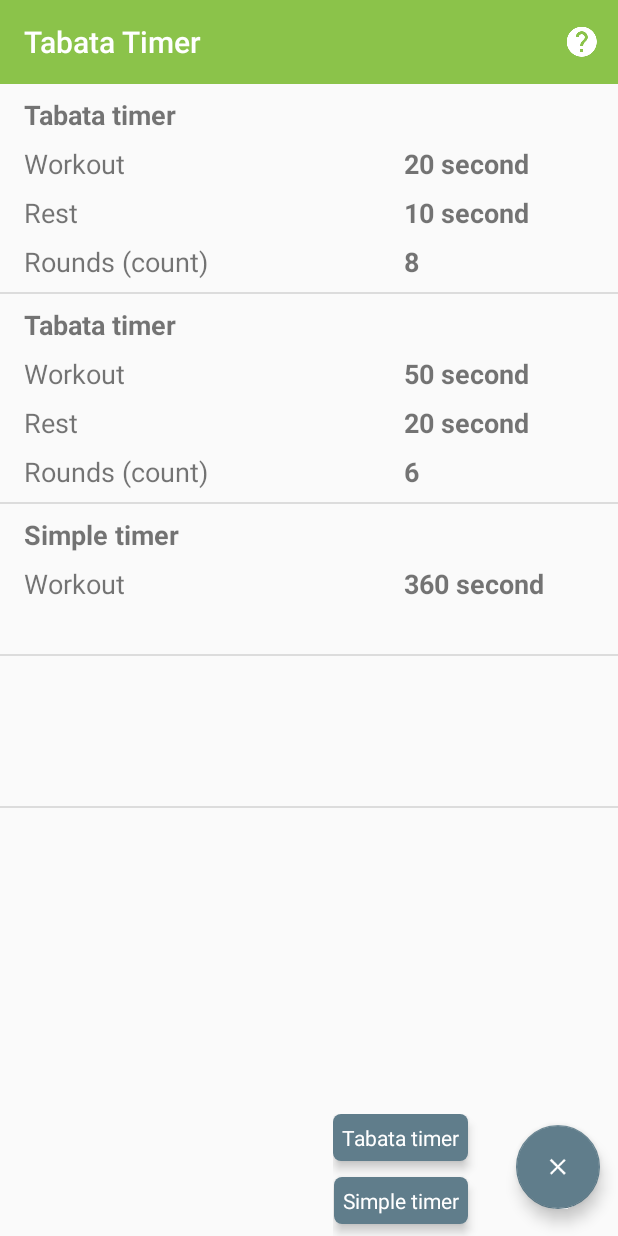
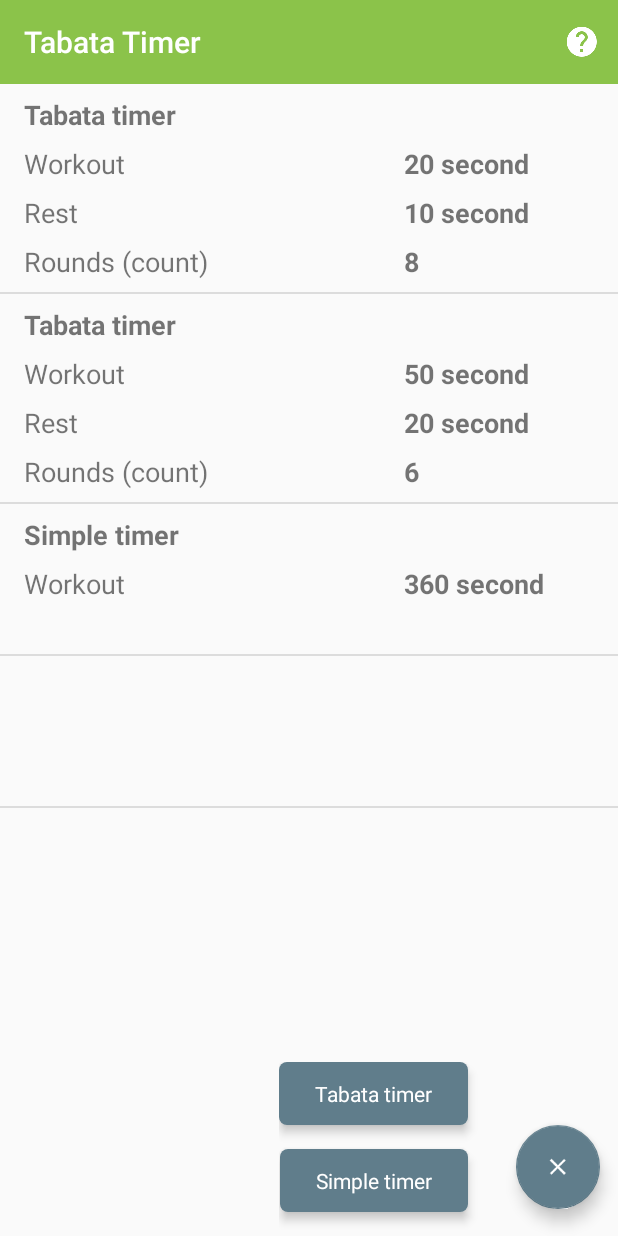
Before and after one commit to LittleBrains/TabataTimer, an Android app: the screen it shows after launch (MainActivity), after a tap on an icon or button, on a phone screen of 412 x 824 dp. Run offline under Robolectric (Android 15) with nearby library versions, the phone set to English and light mode, and no system bars; libraries missing offline, so code that uses them is left out: com.crashlytics.android, io.fabric.sdk, trikita.log; 1 statement that could not run was skipped.

Commit message:
изменен размер кнопок

```diff
--- a/app/build.gradle
+++ b/app/build.gradle
@@ -24,8 +24,8 @@ android {
         applicationId "ru.littlebrains.tabatatimer"
         minSdkVersion 14
         targetSdkVersion 25
-        versionCode 121
-        versionName "1.2.1"
+        versionCode 122
+        versionName "1.2.2"
     }
     buildTypes {
         release {
--- a/app/src/main/res/layout/fragment_main.xml
+++ b/app/src/main/res/layout/fragment_main.xml
@@ -18,38 +18,44 @@
         android:src="@drawable/ic_add_white_24dp"
         app:useCompatPadding="true"/>
 
-    <FrameLayout
+    <LinearLayout
         android:layout_width="wrap_content"
         android:layout_height="wrap_content"
-        android:layout_gravity="bottom|end">
+        android:layout_gravity="bottom|end"
+        android:orientation="vertical">
 
         <TextView
+            android:id="@+id/tabata_timer"
+            android:layout_width="wrap_content"
+            android:layout_height="42dp"
+            android:layout_gravity="bottom|end"
+            android:layout_marginBottom="16dp"
+            android:layout_marginRight="100dp"
+            android:background="@drawable/bg_textview"
+            android:elevation="4dp"
+            android:gravity="center"
+            android:paddingLeft="24dp"
+            android:paddingRight="24dp"
             android:text="@string/tabata_timer"
+            android:textColor="#fff"
+            android:visibility="visible" />
+
+        <TextView
+            android:id="@+id/simple_timer"
             android:layout_width="wrap_content"
-            android:layout_height="wrap_content"
-            android:id="@+id/tabata_timer"
+            android:layout_height="42dp"
             android:layout_gravity="bottom|end"
+            android:layout_marginBottom="16dp"
             android:layout_marginRight="100dp"
-            android:layout_marginBottom="50dp"
             android:background="@drawable/bg_textview"
+            android:elevation="4dp"
+            android:gravity="center"
+            android:paddingLeft="24dp"
+            android:paddingRight="24dp"
+            android:text="@string/simple"
             android:textColor="#fff"
-            android:padding="6dp"
-            android:visibility="gone"
-            android:elevation="4dp"/>
-        <TextView
-            android:text="@string/simple"
-            android:layout_width="wrap_content"
-            android:layout_height="wrap_content"
-            android:id="@+id/simple_timer"
-            android:layout_gravity="bottom|end"
-            android:layout_marginRight="100dp"
-            android:layout_marginBottom="8dp"
-            android:background="@drawable/bg_textview"
-            android:textColor="#fff"
-            android:padding="6dp"
-            android:visibility="gone"
-            android:elevation="4dp"/>
-    </FrameLayout>
+            android:visibility="visible" />
+    </LinearLayout>
 
 
 </FrameLayout>
```
